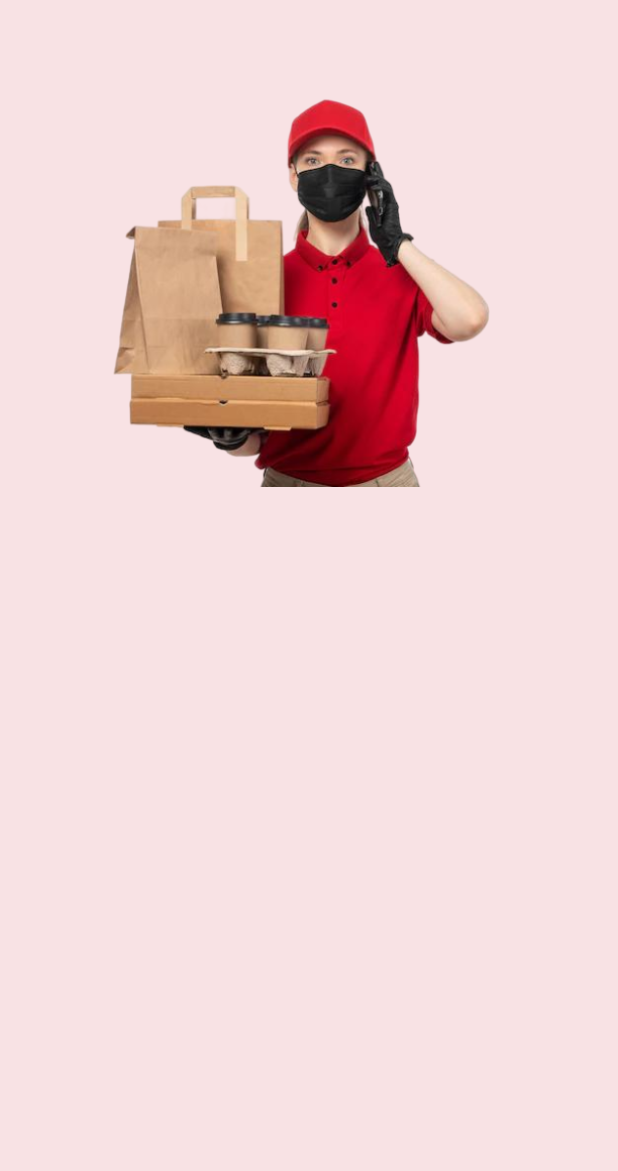
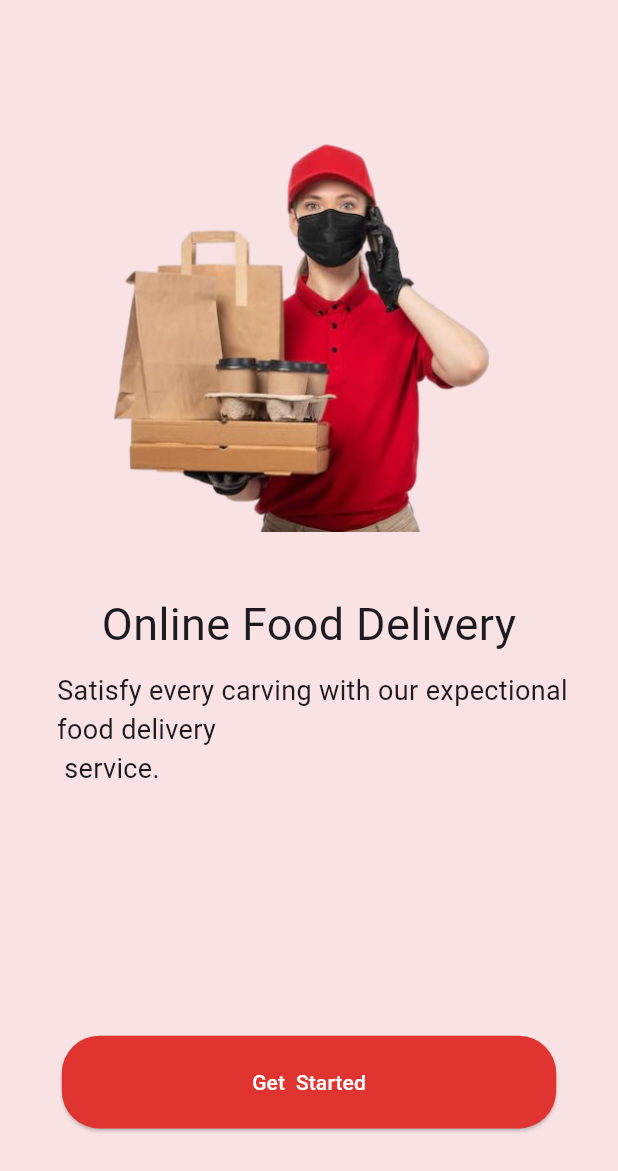
Before and after one commit to arjun2020-py/online-Food-delivery-app, a Flutter app: the screen it shows after launch, on a phone screen of 412 x 824 dp. Shown: the top 1171 px of the screen. Run offline on Flutter 3.47's test engine with Material 2 defaults, Android fonts, the light colour scheme and no system bars; our stand-ins replace get.

Commit message:
complete desgin of intro screen

```diff
--- a/online_food_order/lib/ utils/custom_color.dart
+++ b/online_food_order/lib/ utils/custom_color.dart
@@ -2,4 +2,6 @@ import 'package:flutter/material.dart';
 
 class CustomColor {
   Color appMainColor = Color(0xfff8e2e4);
+  Color buttonColor = Color(0xffdf342f);
+  Color whiteColor = Colors.white;
 }
--- /dev/null
+++ b/online_food_order/lib/ utils/custom_image.dart
@@ -0,0 +1,3 @@
+class CustomImage {
+  String appIconImage = 'assets/images/logo_prev_ui.png';
+}
--- /dev/null
+++ b/online_food_order/lib/compoents/custom_elev_butt_widget.dart
@@ -0,0 +1,39 @@
+import 'package:flutter/material.dart';
+
+class CustomElevButton extends StatelessWidget {
+  const CustomElevButton(
+      {super.key,
+      required this.text,
+      required this.onpressed,
+      required this.textColor,
+      required this.buttonBgColor,
+      required this.buttonRadius,
+      required this.sizedBoxWidth,
+      required this.sizedBoxHieght
+      });
+  final String text;
+  final Color textColor;
+  final VoidCallback? onpressed;
+  final Color buttonBgColor;
+  final double buttonRadius;
+  final double sizedBoxWidth;
+  final double sizedBoxHieght;
+  @override
+  Widget build(BuildContext context) {
+    return SizedBox(
+      width: MediaQuery.sizeOf(context).width * sizedBoxWidth,
+      height: MediaQuery.sizeOf(context).width * sizedBoxHieght,
+      child: ElevatedButton(
+        onPressed: onpressed,
+        child: Text(
+          text,
+          style: TextStyle(color: textColor),
+        ),
+        style: ElevatedButton.styleFrom(
+            backgroundColor: buttonBgColor,
+            shape: RoundedRectangleBorder(
+                borderRadius: BorderRadius.circular(buttonRadius))),
+      ),
+    );
+  }
+}
--- /dev/null
+++ b/online_food_order/lib/compoents/custom_text_widget.dart
@@ -0,0 +1,25 @@
+import 'dart:ui';
+
+import 'package:flutter/material.dart';
+import 'package:get/get.dart';
+
+import '../interlization/interlization.dart';
+
+class CustomTextWidget extends StatelessWidget {
+  const CustomTextWidget({
+    super.key,
+    required this.fontSize,
+    required this.fontWeight,
+    required this.text
+  });
+final double fontSize;
+final FontWeight fontWeight;
+final String  text;
+  @override
+  Widget build(BuildContext context) {
+    return Text(text,style: TextStyle(
+      fontSize: fontSize,
+      fontWeight: fontWeight
+    ),);
+  }
+}
--- /dev/null
+++ b/online_food_order/lib/interlization/interlization.dart
@@ -0,0 +1,21 @@
+import 'package:get/get.dart';
+
+class Internationalization extends Translations {
+  @override
+  Map<String, Map<String, String>> get keys => {
+        'en_US': {
+          LocalName.onlineFoodDelivery: "Online Food Delivery",
+          LocalName.paragrphText: "Satisfy every carving with our"
+              " expectional food delivery\n "
+              "service.",
+            LocalName.getStarted : "Get  Started"
+        }
+      };
+}
+
+class LocalName {
+  static String onlineFoodDelivery = "online_food_delivery";
+  static String paragrphText =
+      "satisfy_every_carving_with_our_expectional_food_delivery_service.";
+  static String getStarted = "get_started";
+}
--- a/online_food_order/lib/main.dart
+++ b/online_food_order/lib/main.dart
@@ -1,5 +1,7 @@
 import 'package:flutter/material.dart';
+import 'package:get/get.dart';
 
+import 'interlization/interlization.dart';
 import 'screen/main/intro_screen/welcome_screen.dart';
 
 void main() {
@@ -12,25 +14,14 @@ class MyApp extends StatelessWidget {
   // This widget is the root of your application.
   @override
   Widget build(BuildContext context) {
-    return MaterialApp(
+    return GetMaterialApp(
       debugShowCheckedModeBanner: false,
       title: 'Flutter Demo',
+      translations: Internationalization(),
+      locale: const Locale('en', 'US'),
+                fallbackLocale: const Locale('en', 'US'),
       theme: ThemeData(
-        // This is the theme of your application.
-        //
-        // TRY THIS: Try running your application with "flutter run". You'll see
-        // the application has a blue toolbar. Then, without quitting the app,
-        // try changing the seedColor in the colorScheme below to Colors.green
-        // and then invoke "hot reload" (save your changes or press the "hot
-        // reload" button in a Flutter-supported IDE, or press "r" if you used
-        // the command line to start the app).
-        //
-        // Notice that the counter didn't reset back to zero; the application
-        // state is not lost during the reload. To reset the state, use hot
-        // restart instead.
-        //
-        // This works for code too, not just values: Most code changes can be
-        // tested with just a hot reload.
+
         colorScheme: ColorScheme.fromSeed(seedColor: Colors.deepPurple),
         useMaterial3: true,
       ),
--- a/online_food_order/lib/screen/main/intro_screen/welcome_screen.dart
+++ b/online_food_order/lib/screen/main/intro_screen/welcome_screen.dart
@@ -1,5 +1,11 @@
 import 'package:flutter/material.dart';
+import 'package:get/get.dart';
 import 'package:online_food_order/%20utils/custom_color.dart';
+import 'package:online_food_order/%20utils/custom_image.dart';
+import 'package:online_food_order/interlization/interlization.dart';
+
+import '../../../compoents/custom_elev_butt_widget.dart';
+import '../../../compoents/custom_text_widget.dart';
 
 class WelcomeScreen extends StatelessWidget {
   const WelcomeScreen({super.key});
@@ -12,11 +18,36 @@ class WelcomeScreen extends StatelessWidget {
         child: Column(
           children: [
             SizedBox(
-              height: 50,
+              height: 80,
             ),
             Image.asset(
-              'assets/images/logo_prev_ui.png',
+              CustomImage().appIconImage,
               width: MediaQuery.sizeOf(context).width * 1,
+            ),
+            SizedBox(height: 40),
+            CustomTextWidget(
+              text: LocalName.onlineFoodDelivery.tr,
+              fontSize: 30,
+              fontWeight: FontWeight.w400,
+            ),
+            Padding(
+              padding: const EdgeInsets.only(left: 38, right: 20, top: 10),
+              child: CustomTextWidget(
+                  text: LocalName.paragrphText.tr,
+                  fontSize: 18,
+                  fontWeight: FontWeight.normal),
+            ),
+            SizedBox(
+              height: MediaQuery.sizeOf(context).height * 0.2,
+            ),
+            CustomElevButton(
+              sizedBoxWidth: 0.8,
+              sizedBoxHieght: 0.15,
+              text: LocalName.getStarted.tr,
+              onpressed: () {},
+              textColor: CustomColor().whiteColor,
+              buttonBgColor: CustomColor().buttonColor,
+              buttonRadius: 25,
             )
           ],
         ),
--- a/online_food_order/pubspec.yaml
+++ b/online_food_order/pubspec.yaml
@@ -35,6 +35,7 @@ dependencies:
   # The following adds the Cupertino Icons font to your application.
   # Use with the CupertinoIcons class for iOS style icons.
   cupertino_icons: ^1.0.2
+  get: ^4.6.6
 
 dev_dependencies:
   flutter_test:
```
Also changed, not shown: online_food_order/lib/compoents/custom_widget.dart (added), online_food_order/pubspec.lock.
